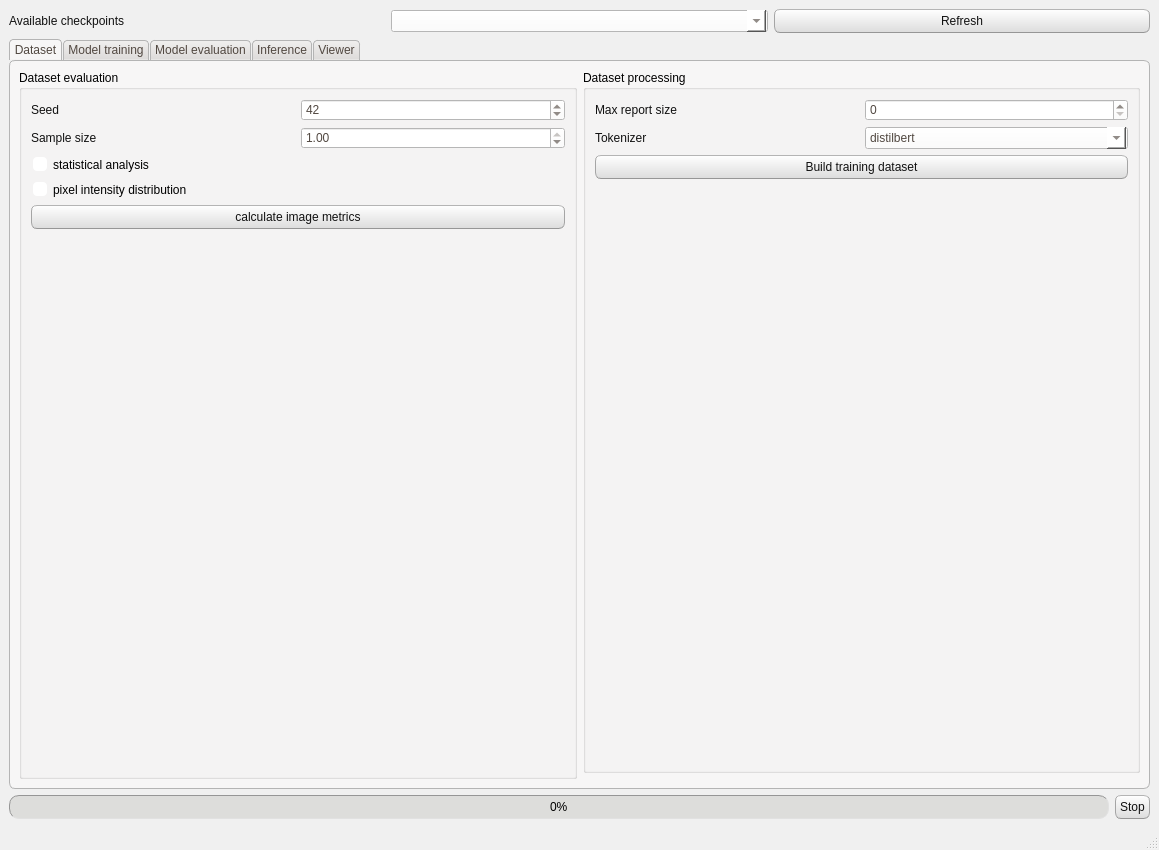
This is XREPORT/commons/interface/layout/window_layout.ui in CTCycle/XREPORT-radiological-reports-generator as Qt 5 draws it before an edit. The edited form follows.
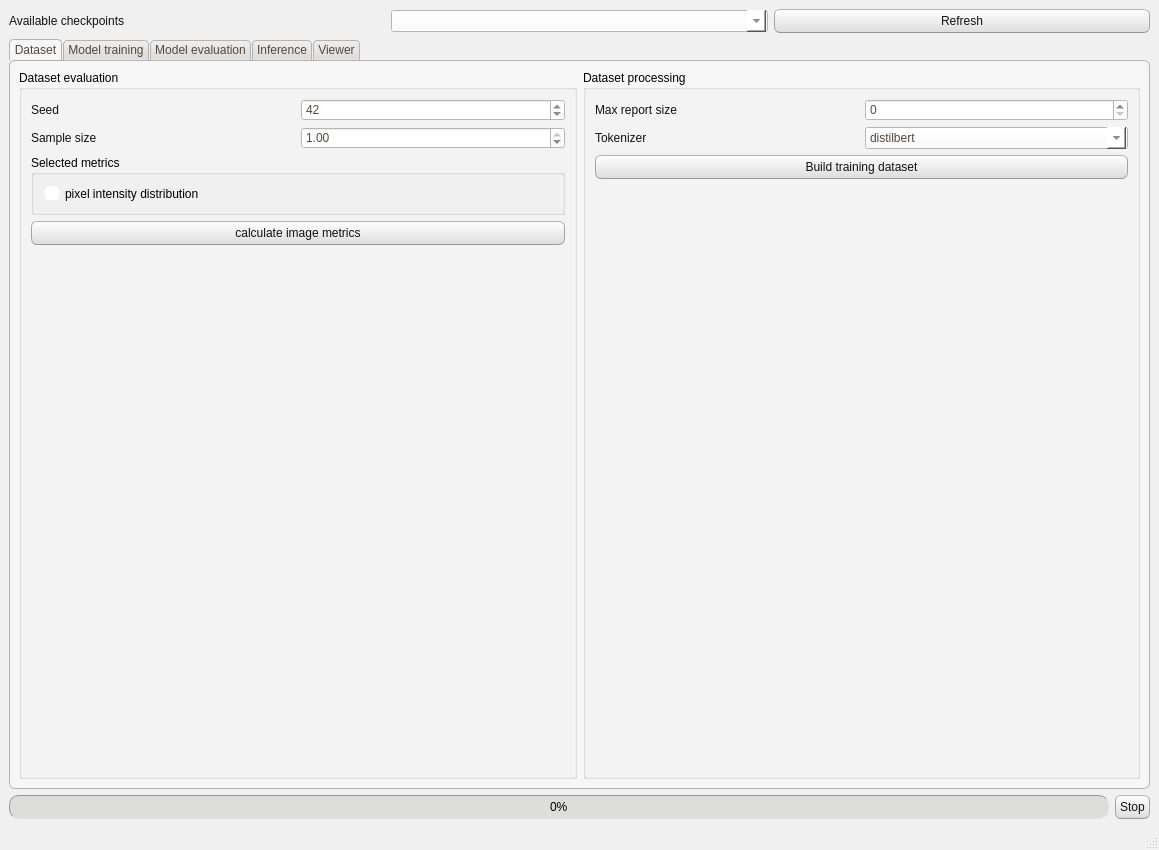
This is the edited form. The open tabs and pages were chosen to show the change.

The edit to the form file:
```diff
--- a/XREPORT/commons/interface/layout/window_layout.ui
+++ b/XREPORT/commons/interface/layout/window_layout.ui
@@ -550,7 +550,7 @@
         <string>Dataset</string>
        </attribute>
        <layout class="QGridLayout" name="gridLayout_4">
-        <item row="0" column="0" rowspan="2">
+        <item row="0" column="0">
          <widget class="QGroupBox" name="datasetEvalGroup">
           <property name="title">
            <string>Dataset evaluation</string>
@@ -599,12 +599,11 @@
             </layout>
            </item>
            <item>
-            <widget class="QCheckBox" name="getStatsAnalysis">
-             <property name="text">
-              <string>statistical analysis</string>
+            <widget class="QGroupBox" name="groupBox_5">
+             <property name="title">
+              <string>Selected metrics</string>
              </property>
-            </widget>
-           </item>
+             <layout class="QVBoxLayout" name="verticalLayout_13">
            <item>
             <widget class="QCheckBox" name="getPixDist">
              <property name="text">
@@ -612,6 +611,9 @@
              </property>
             </widget>
            </item>
+             </layout>
+            </widget>
+           </item>
            <item>
             <widget class="QPushButton" name="getImgMetrics">
              <property name="text">
```
Left out of the diff: 58 changed lines with no effect on the pictures. Lines whose indentation alone changed are shown as unchanged.
